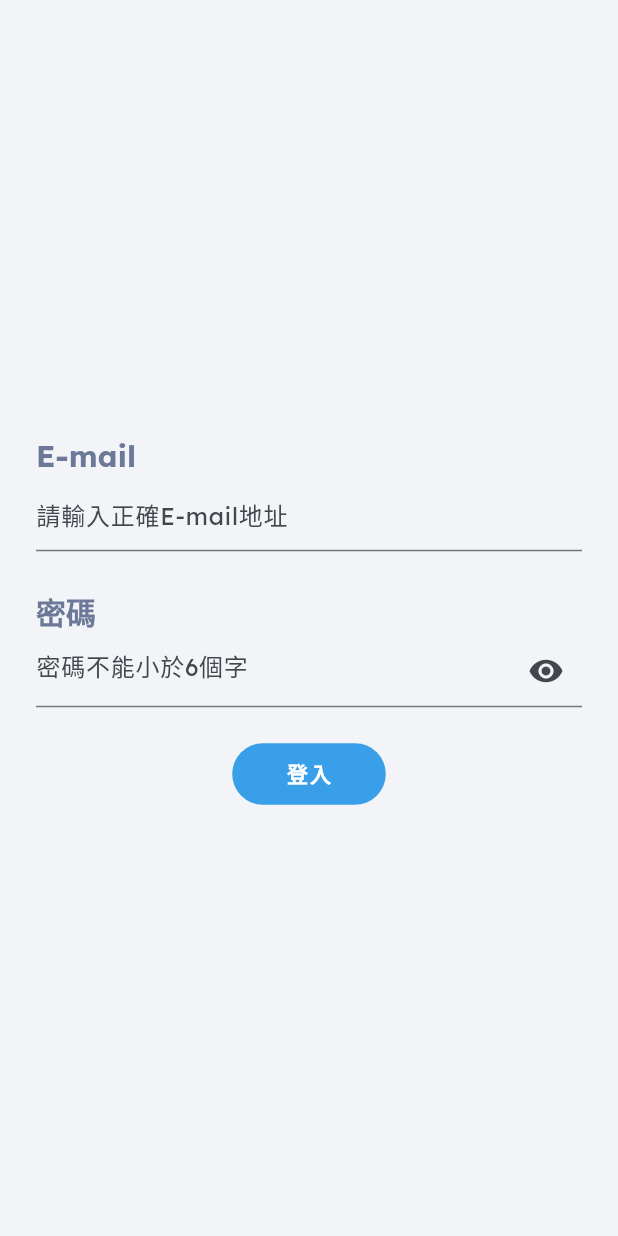
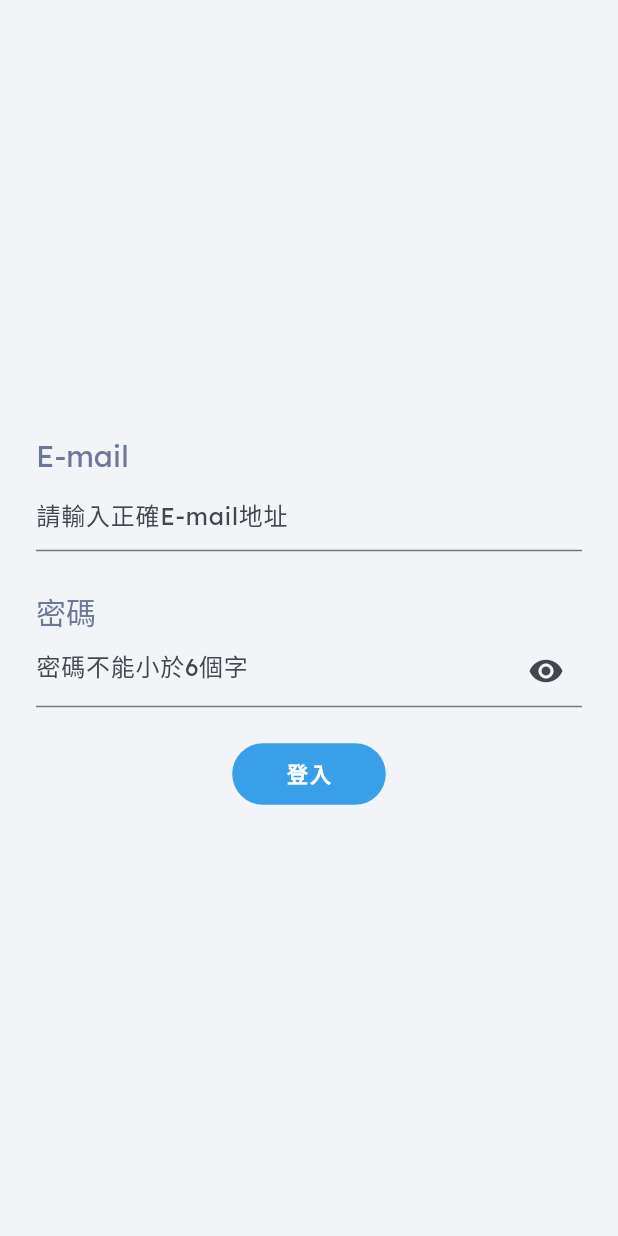
Before and after one commit to FooJiaYin/laundry-savior, a Flutter app: the screen it shows after launch, after a tap on "登入", on a phone screen of 412 x 824 dp. Run offline on Flutter 3.47's test engine with Material 2 defaults, Android fonts, the phone set to English and light mode, and no system bars; our stand-ins replace dio, shared_preferences; network calls fail.

Commit message:
feat: Configure font styles

```diff
--- a/lib/theme/font.dart
+++ b/lib/theme/font.dart
@@ -4,6 +4,7 @@ import 'colors.dart';
 class ThemeFont {
   static const fontFamilly = "Lexend";
   static const color = ThemeColors.textColor;
+  static const headerColor = ThemeColors.grey;
   static const textSize = 16.0;
   static const h1TextSize = 28.0;
   static const h2TextSize = 24.0;
@@ -71,12 +72,23 @@ class ThemeFont {
         fontSize: fontSize ?? textSize,
       );
 
-  static TextStyle title({
+  static TextStyle header({
     Color? color,
     FontWeight fontWeight = FontWeight.bold,
     double? fontSize,
   }) =>
-      TextStyle(
+      style(
+        color: color ?? ThemeFont.headerColor,
+        fontWeight: fontWeight,
+        fontSize: fontSize ?? textSize,
+      );
+
+  static TextStyle title({
+    Color? color,
+    FontWeight fontWeight = FontWeight.normal,
+    double? fontSize,
+  }) =>
+      style(
         color: color ?? ThemeFont.color,
         fontWeight: fontWeight,
         fontSize: fontSize ?? textSize,
```
